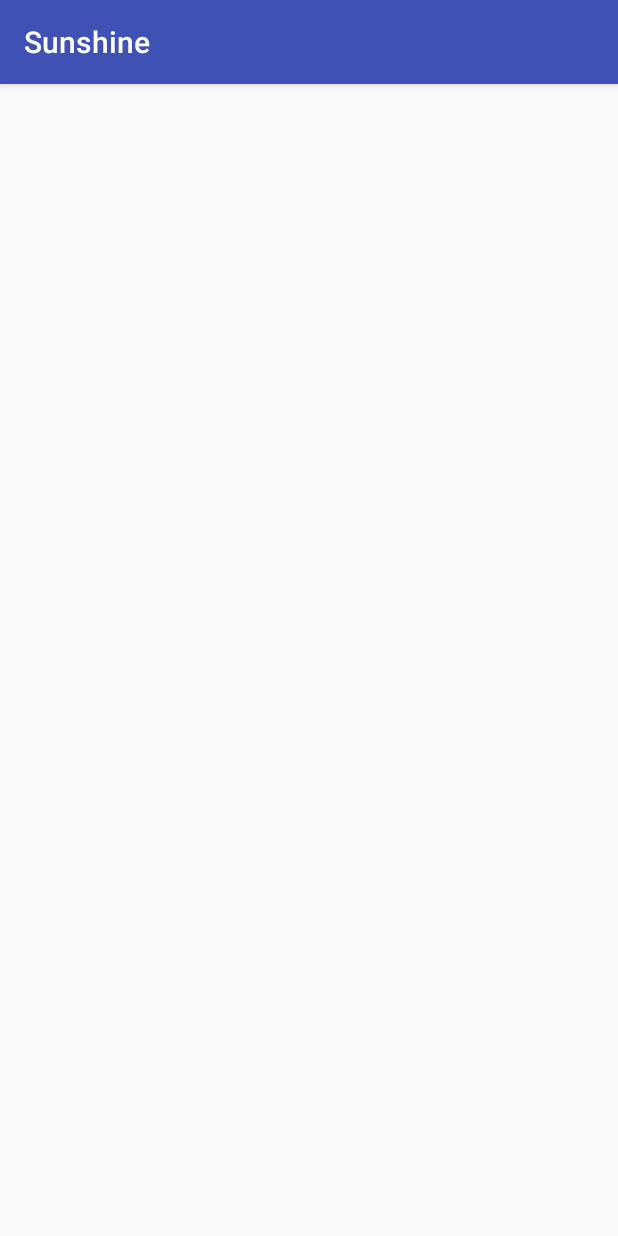
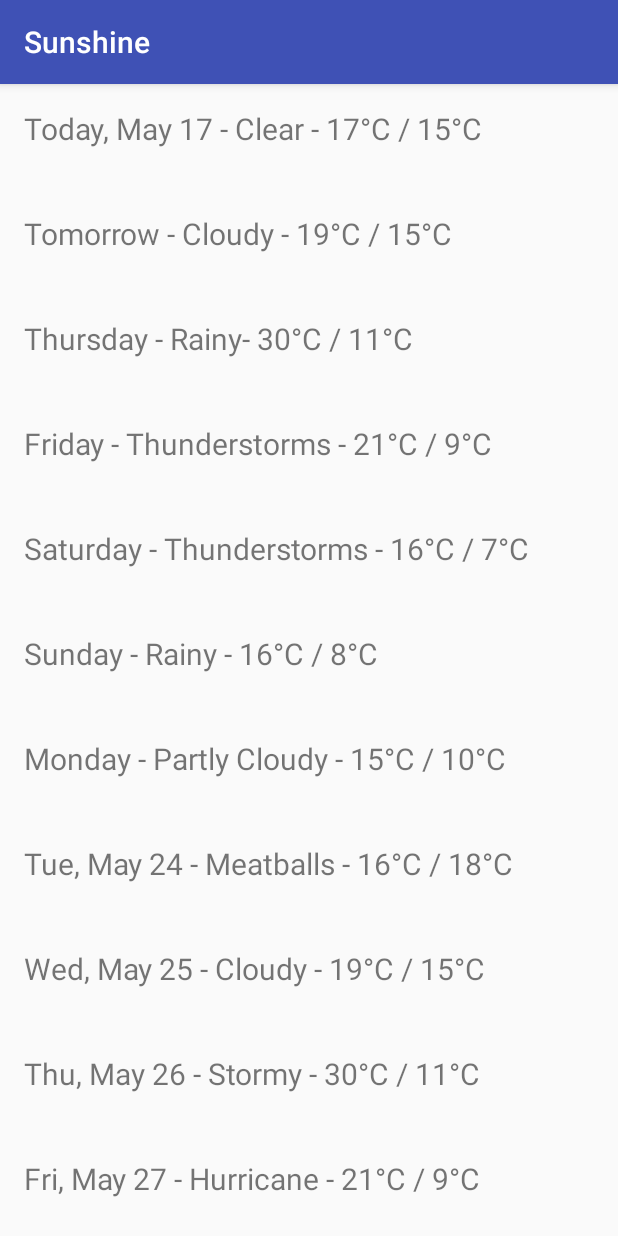
Before and after one commit to raviranjan3570/Sunshine, an Android app: the screen it shows after launch (MainActivity), on a phone screen of 412 x 824 dp. Run offline under Robolectric (Android 15) with nearby library versions, the phone set to English and light mode, and no system bars.

Commit message:
added scrolling weather

```diff
--- a/app/src/main/java/com/example/android/sunshine/MainActivity.java
+++ b/app/src/main/java/com/example/android/sunshine/MainActivity.java
@@ -17,12 +17,37 @@
 
 import android.os.Bundle;
 import android.support.v7.app.AppCompatActivity;
+import android.widget.TextView;
 
 public class MainActivity extends AppCompatActivity {
+
+    TextView mWeatherTextView;
 
     @Override
     protected void onCreate(Bundle savedInstanceState) {
         super.onCreate(savedInstanceState);
         setContentView(R.layout.activity_forecast);
+
+        mWeatherTextView = findViewById(R.id.tv_weather_data);
+
+        // dummy weather data used as a place holder
+        String[] dummyWeatherData = {"Today, May 17 - Clear - 17°C / 15°C",
+                "Tomorrow - Cloudy - 19°C / 15°C",
+                "Thursday - Rainy- 30°C / 11°C",
+                "Friday - Thunderstorms - 21°C / 9°C",
+                "Saturday - Thunderstorms - 16°C / 7°C",
+                "Sunday - Rainy - 16°C / 8°C",
+                "Monday - Partly Cloudy - 15°C / 10°C",
+                "Tue, May 24 - Meatballs - 16°C / 18°C",
+                "Wed, May 25 - Cloudy - 19°C / 15°C",
+                "Thu, May 26 - Stormy - 30°C / 11°C",
+                "Fri, May 27 - Hurricane - 21°C / 9°C",
+                "Sat, May 28 - Meteors - 16°C / 7°C",
+                "Sun, May 29 - Apocalypse - 16°C / 8°C",
+                "Mon, May 30 - Post Apocalypse - 15°C / 10°C"};
+
+        for (String dummyWeatherDay : dummyWeatherData) {
+            mWeatherTextView.append(dummyWeatherDay + "\n\n\n");
+        }
     }
 }
```
